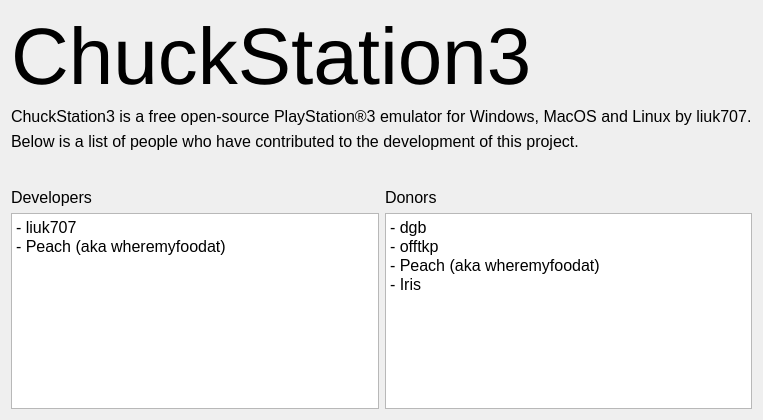
Qt form src/Frontend/UI/about.ui (chuckstation/ChuckStation3) before a commit.
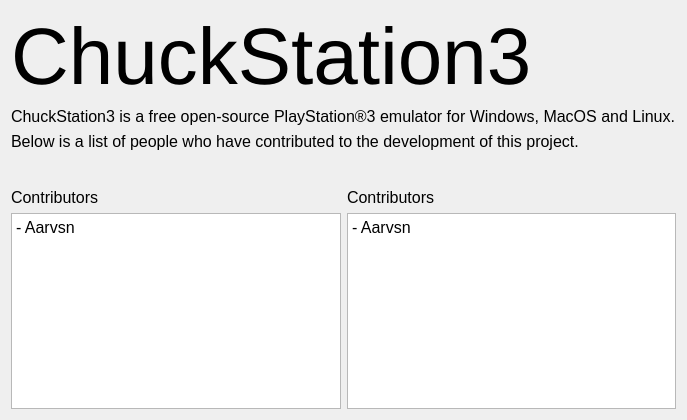
The same form after that commit.

Diff of the .ui file:
```diff
--- a/src/Frontend/UI/about.ui
+++ b/src/Frontend/UI/about.ui
@@ -56,7 +56,7 @@
       </sizepolicy>
      </property>
      <property name="text">
-      <string>ChuckStation3 is a free open-source PlayStation®3 emulator for Windows, MacOS and Linux by liuk707.</string>
+      <string>ChuckStation3 is a free open-source PlayStation®3 emulator for Windows, MacOS and Linux.</string>
      </property>
     </widget>
    </item>
@@ -89,22 +89,29 @@
         <bool>true</bool>
        </property>
        <property name="html">
-        <string>&lt;!DOCTYPE HTML PUBLIC &quot;-//W3C//DTD HTML 4.0//EN&quot; &quot;http://www.w3.org/TR/REC-html40/strict.dtd&quot;&gt;
-&lt;html&gt;&lt;head&gt;&lt;meta name=&quot;qrichtext&quot; content=&quot;1&quot; /&gt;&lt;meta charset=&quot;utf-8&quot; /&gt;&lt;style type=&quot;text/css&quot;&gt;
+        <string>&lt;!DOCTYPE HTML PUBLIC "-//W3C//DTD HTML 4.0//EN" "http://www.w3.org/TR/REC-html40/strict.dtd"&gt;
+&lt;html&gt;
+&lt;head&gt;
+&lt;meta name="qrichtext" content="1" /&gt;
+&lt;meta charset="utf-8" /&gt;
+&lt;style type="text/css"&gt;
 p, li { white-space: pre-wrap; }
 hr { height: 1px; border-width: 0; }
-li.unchecked::marker { content: &quot;\2610&quot;; }
-li.checked::marker { content: &quot;\2612&quot;; }
-&lt;/style&gt;&lt;/head&gt;&lt;body style=&quot; font-family:'.AppleSystemUIFont'; font-size:12pt; font-weight:400; font-style:normal;&quot;&gt;
-&lt;p style=&quot; margin-top:0px; margin-bottom:0px; margin-left:0px; margin-right:0px; -qt-block-indent:0; text-indent:0px;&quot;&gt;- liuk707&lt;/p&gt;
-&lt;p style=&quot; margin-top:0px; margin-bottom:0px; margin-left:0px; margin-right:0px; -qt-block-indent:0; text-indent:0px;&quot;&gt;- Peach (aka wheremyfoodat)&lt;/p&gt;&lt;/body&gt;&lt;/html&gt;</string>
+li.unchecked::marker { content: "\2610"; }
+li.checked::marker { content: "\2612"; }
+&lt;/style&gt;
+&lt;/head&gt;
+&lt;body style=" font-family:'.AppleSystemUIFont'; font-size:12pt; font-weight:400; font-style:normal;"&gt;
+&lt;p style=" margin-top:0px; margin-bottom:0px; margin-left:0px; margin-right:0px; -qt-block-indent:0; text-indent:0px;"&gt;- Aarvsn&lt;/p&gt;
+&lt;/body&gt;
+&lt;/html&gt;</string>
        </property>
       </widget>
      </item>
      <item row="0" column="0">
       <widget class="QLabel" name="label_4">
        <property name="text">
-        <string>Developers</string>
+        <string>Contributors</string>
        </property>
       </widget>
      </item>
@@ -114,24 +121,29 @@
         <bool>true</bool>
        </property>
        <property name="html">
-        <string>&lt;!DOCTYPE HTML PUBLIC &quot;-//W3C//DTD HTML 4.0//EN&quot; &quot;http://www.w3.org/TR/REC-html40/strict.dtd&quot;&gt;
-&lt;html&gt;&lt;head&gt;&lt;meta name=&quot;qrichtext&quot; content=&quot;1&quot; /&gt;&lt;meta charset=&quot;utf-8&quot; /&gt;&lt;style type=&quot;text/css&quot;&gt;
+        <string>&lt;!DOCTYPE HTML PUBLIC "-//W3C//DTD HTML 4.0//EN" "http://www.w3.org/TR/REC-html40/strict.dtd"&gt;
+&lt;html&gt;
+&lt;head&gt;
+&lt;meta name="qrichtext" content="1" /&gt;
+&lt;meta charset="utf-8" /&gt;
+&lt;style type="text/css"&gt;
 p, li { white-space: pre-wrap; }
 hr { height: 1px; border-width: 0; }
-li.unchecked::marker { content: &quot;\2610&quot;; }
-li.checked::marker { content: &quot;\2612&quot;; }
-&lt;/style&gt;&lt;/head&gt;&lt;body style=&quot; font-family:'.AppleSystemUIFont'; font-size:12pt; font-weight:400; font-style:normal;&quot;&gt;
-&lt;p style=&quot; margin-top:0px; margin-bottom:0px; margin-left:0px; margin-right:0px; -qt-block-indent:0; text-indent:0px;&quot;&gt;- dgb&lt;/p&gt;
-&lt;p style=&quot; margin-top:0px; margin-bottom:0px; margin-left:0px; margin-right:0px; -qt-block-indent:0; text-indent:0px;&quot;&gt;- offtkp&lt;/p&gt;
-&lt;p style=&quot; margin-top:0px; margin-bottom:0px; margin-left:0px; margin-right:0px; -qt-block-indent:0; text-indent:0px;&quot;&gt;- Peach (aka wheremyfoodat)&lt;/p&gt;
-&lt;p style=&quot; margin-top:0px; margin-bottom:0px; margin-left:0px; margin-right:0px; -qt-block-indent:0; text-indent:0px;&quot;&gt;- Iris&lt;/p&gt;&lt;/body&gt;&lt;/html&gt;</string>
+li.unchecked::marker { content: "\2610"; }
+li.checked::marker { content: "\2612"; }
+&lt;/style&gt;
+&lt;/head&gt;
+&lt;body style=" font-family:'.AppleSystemUIFont'; font-size:12pt; font-weight:400; font-style:normal;"&gt;
+&lt;p style=" margin-top:0px; margin-bottom:0px; margin-left:0px; margin-right:0px; -qt-block-indent:0; text-indent:0px;"&gt;- Aarvsn&lt;/p&gt;
+&lt;/body&gt;
+&lt;/html&gt;</string>
        </property>
       </widget>
      </item>
      <item row="0" column="1">
       <widget class="QLabel" name="label_5">
        <property name="text">
-        <string>Donors</string>
+        <string>Contributors</string>
        </property>
       </widget>
      </item>
```
Left out of the diff: 8 changed lines with no effect on the pictures.
